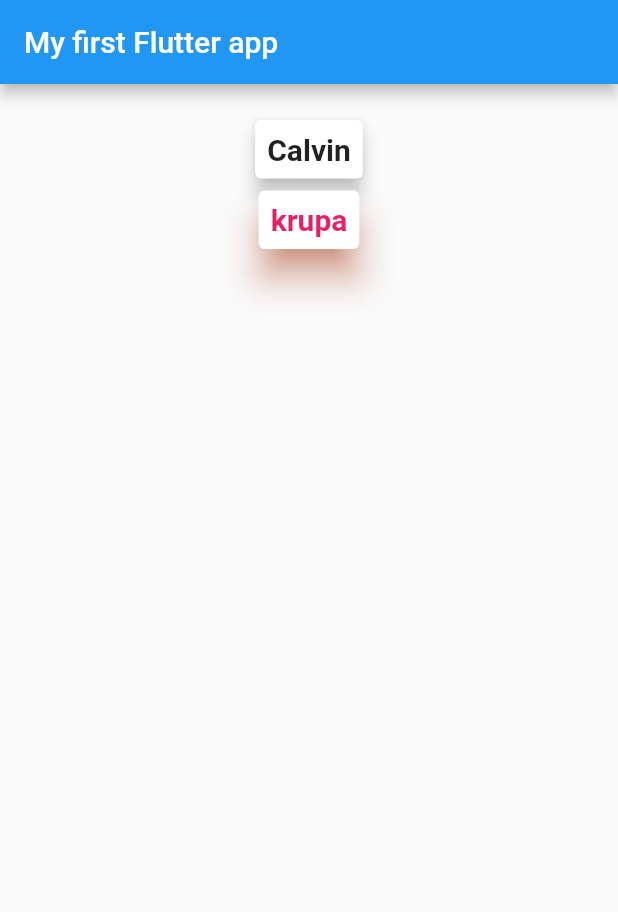
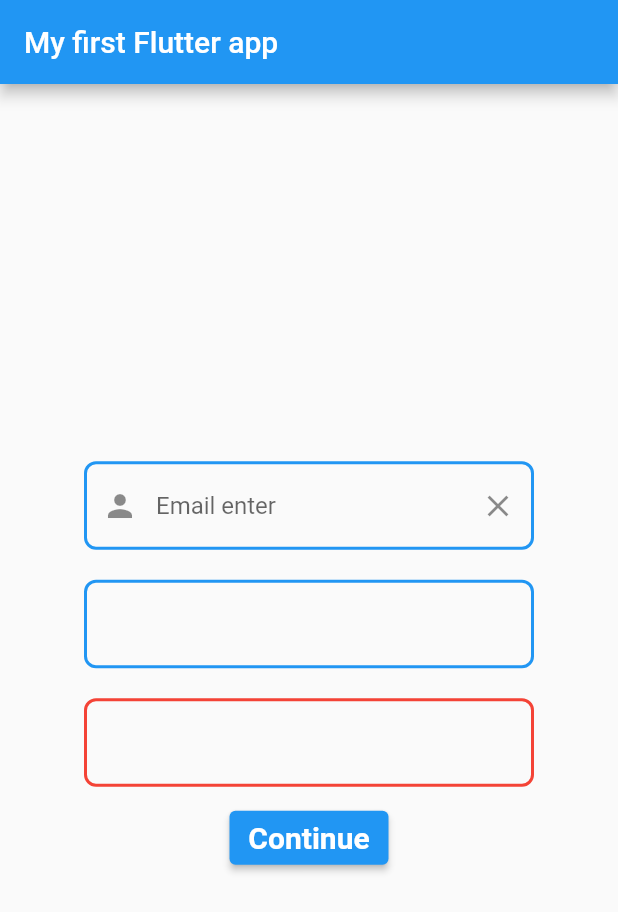
Before and after one commit to Spider-Calvin/MyFirst-Flutter-App, a Flutter app: the screen it shows after launch, on a phone screen of 412 x 824 dp. Shown: the top 912 px of the screen. Run offline on Flutter 3.47's test engine with Material 2 defaults, Android fonts, the phone set to English and light mode, and no system bars.

Commit message:
🏏Text input in flutter various decoration focused disabled enabled , prefix icons text, sufix, textInputCOntroller

```diff
--- a/lib/main.dart
+++ b/lib/main.dart
@@ -1,4 +1,5 @@
 import 'package:flutter/material.dart';
+import 'package:flutter/services.dart';
 import 'package:my_first_flutterapp/ui_helper/util.dart';
 
 void main() {
@@ -26,6 +27,7 @@ class MyApp extends StatelessWidget {
 
 class MyHomePage extends StatelessWidget {
   var arrNames = ['Calvin', 'Krupa', 'Navya', 'Panda', 'Sinchana'];
+  var email = TextEditingController();
 
   MyHomePage({super.key});
   @override
@@ -35,34 +37,103 @@ class MyHomePage extends StatelessWidget {
           title: const Text("My first Flutter app"),
         ),
         body:Center(
-          child: Container(
-            margin:const EdgeInsets.all(20.0),
-            child: Column(
-              children: [
-                Card(
-                  elevation: 5,
-                  child: Padding(
-                    padding: const EdgeInsets.all(8.0),
-                    child: Text(
-                      'Calvin',
-                      style: Theme.of(context).textTheme.labelLarge,
+          child: Column(
+            mainAxisAlignment: MainAxisAlignment.center,
+            children: [
+              Container(
+                width: 300,
+                margin: EdgeInsets.all(10),
+                child: TextField(
+                  controller: email,
+                decoration: InputDecoration(
+                  // labelText: 'Email',
+                  hintText: 'Email enter',
+                  prefixIcon: Icon(Icons.person),
+                  suffixText: 'So',
+                  suffixIcon: IconButton(
+                    icon: Icon(Icons.clear),
+                    onPressed: (){
+
+                    },
+                  ),
+                  enabledBorder: OutlineInputBorder(
+                    borderRadius: BorderRadius.circular(8.0),
+                    borderSide: BorderSide(
+                      color: Colors.blue,
+                      width: 2.0,
                     ),
                   ),
-                ),
-                Card(
-                  elevation: 10,
-                  shadowColor: Colors.deepOrange,
-                  child: Padding(
-                    padding: const EdgeInsets.all(8.0),
-                    child: Text(
-                      'krupa',
-                      style: Theme.of(context).textTheme.labelLarge!.copyWith(color: Colors.pink),
+                  focusedBorder: OutlineInputBorder(
+                    borderRadius: BorderRadius.circular(8.0),
+                    borderSide: BorderSide(
+                      color: Colors.yellow,
+                      width: 2.0,
                     ),
                   ),
+                )
                 ),
-              ],
-            ),
-          ),
+              ),
+              Container(
+                width: 300,
+                margin: EdgeInsets.all(10),
+                child: TextField(
+                  obscureText: true,
+                    keyboardType: TextInputType.number,
+                    obscuringCharacter: '*',
+                    decoration: InputDecoration(
+                      enabledBorder: OutlineInputBorder(
+                        borderRadius: BorderRadius.circular(8.0),
+                        borderSide: BorderSide(
+                          color: Colors.blue,
+                          width: 2.0,
+                        ),
+                      ),
+                      focusedBorder: OutlineInputBorder(
+                        borderRadius: BorderRadius.circular(8.0),
+                        borderSide: BorderSide(
+                          color: Colors.yellow,
+                          width: 2.0,
+                        ),
+                      ),
+                    )
+                ),
+              ),
+              Container(
+                width: 300,
+                margin: EdgeInsets.all(10),
+                child: TextField(
+                    enabled: false,
+                    decoration: InputDecoration(
+                      enabledBorder: OutlineInputBorder(
+                        borderRadius: BorderRadius.circular(8.0),
+                        borderSide: BorderSide(
+                          color: Colors.pink,
+                          width: 2.0,
+                        ),
+                      ),
+                      focusedBorder: OutlineInputBorder(
+                        borderRadius: BorderRadius.circular(8.0),
+                        borderSide: BorderSide(
+                          color: Colors.blue,
+                          width: 2.0,
+                        ),
+                      ),
+                      disabledBorder: OutlineInputBorder(
+                        borderRadius: BorderRadius.circular(8.0),
+                        borderSide: BorderSide(
+                          color: Colors.red,
+                          width: 2.0,
+                        ),
+                      ),
+                    )
+                ),
+              ),
+              ElevatedButton(onPressed: (){
+                String uEmail = email.text.toString();
+                print('$uEmail');
+              }, child: Text('Continue'))
+            ],
+          )
         ),
     );
   }
```
